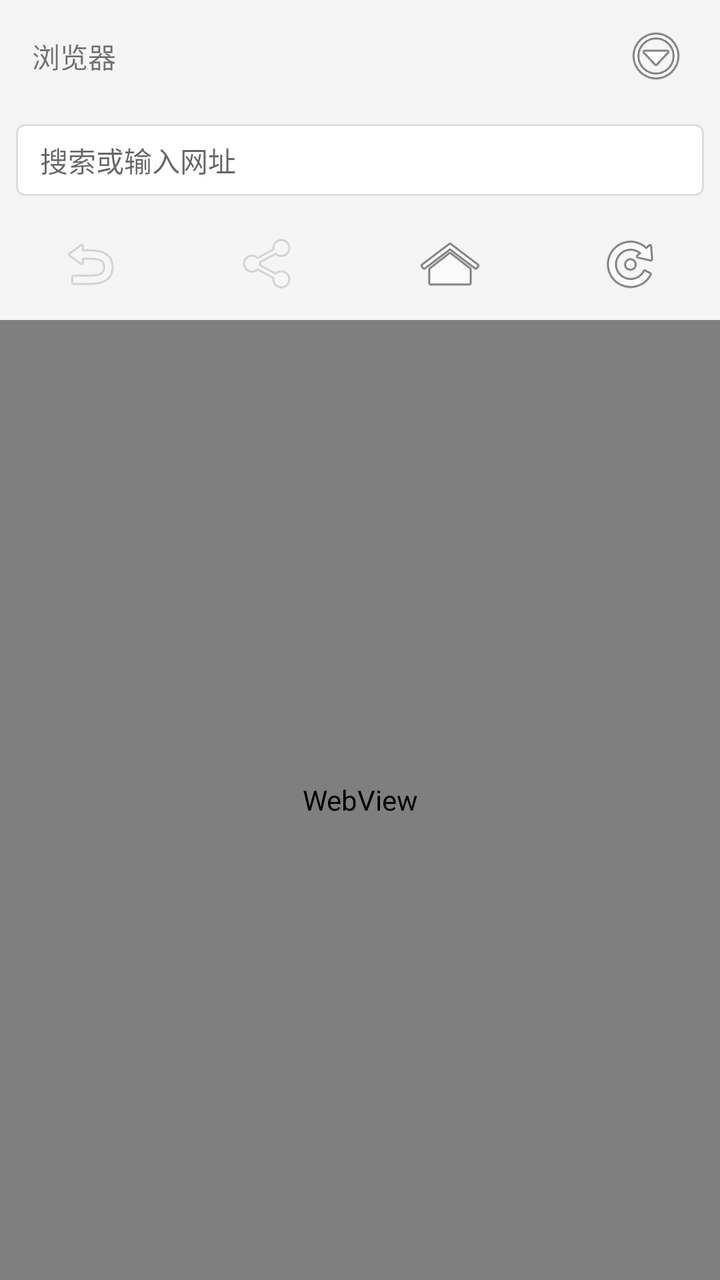
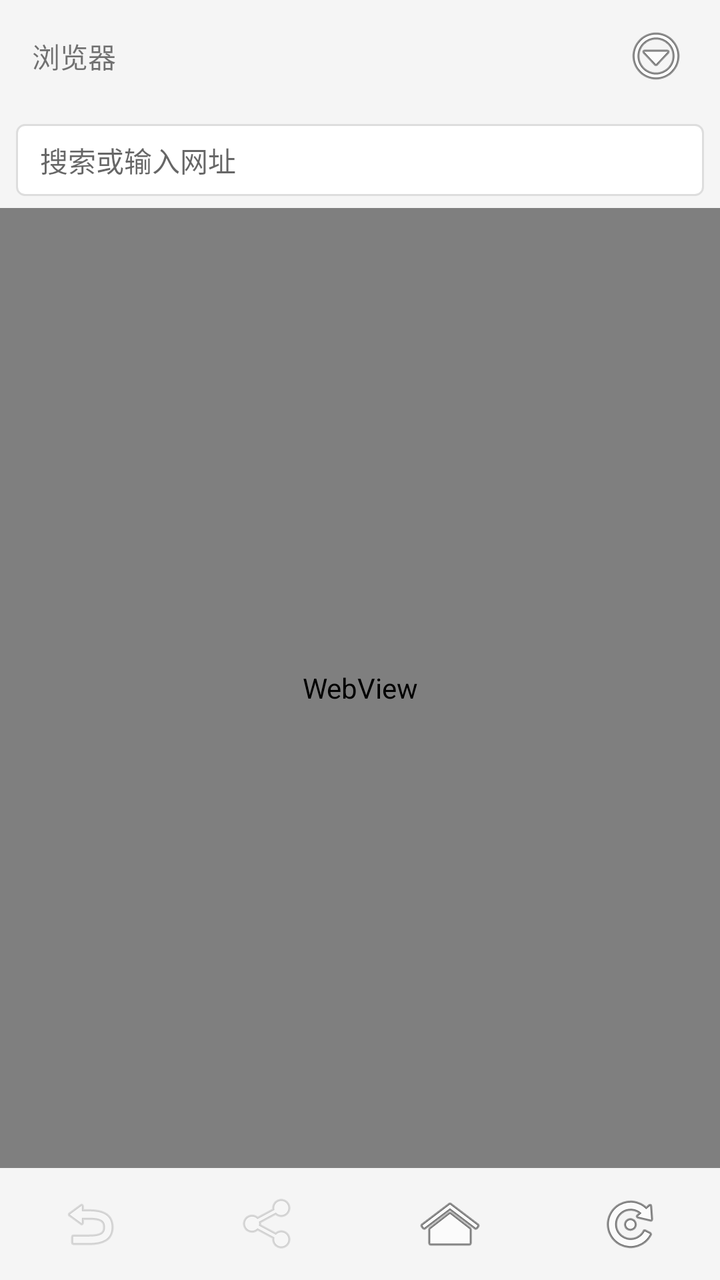

An Android layout rendered at two revisions. The XML below is the earlier revision; the diff shows what the commit changed to produce the second picture.
<!-- AndroidManifest.xml: application theme Theme.SecretCalc -->
<!-- res/layout/activity_browser.xml -->
<?xml version="1.0" encoding="utf-8"?>
<LinearLayout xmlns:android="http://schemas.android.com/apk/res/android"
    android:layout_width="match_parent"
    android:layout_height="match_parent"
    android:orientation="vertical"
    android:background="#FFFFFF">

    
    <LinearLayout
        android:layout_width="match_parent"
        android:layout_height="56dp"
        android:orientation="horizontal"
        android:gravity="center_vertical"
        android:paddingHorizontal="8dp"
        android:background="#F5F5F5">

        <TextView
            android:id="@+id/tvTitle"
            android:layout_width="0dp"
            android:layout_height="wrap_content"
            android:layout_weight="1"
            android:text="浏览器"
            android:textSize="14sp"
            android:singleLine="true"
            android:ellipsize="end"
            android:paddingHorizontal="8dp"/>

        <ImageButton
            android:id="@+id/btnMenu"
            android:layout_width="48dp"
            android:layout_height="48dp"
            android:src="@android:drawable/ic_menu_more"
            android:background="?attr/selectableItemBackgroundBorderless"
            android:contentDescription="菜单"/>

    </LinearLayout>

    
    <ProgressBar
        android:id="@+id/progressBar"
        style="@android:style/Widget.ProgressBar.Horizontal"
        android:layout_width="match_parent"
        android:layout_height="3dp"
        android:max="100"
        android:visibility="gone"/>

    
    <LinearLayout
        android:layout_width="match_parent"
        android:layout_height="48dp"
        android:orientation="horizontal"
        android:paddingHorizontal="8dp"
        android:gravity="center_vertical"
        android:background="#F5F5F5">

        <EditText
            android:id="@+id/etUrl"
            android:layout_width="0dp"
            android:layout_height="36dp"
            android:layout_weight="1"
            android:background="@drawable/url_input_bg"
            android:hint="搜索或输入网址"
            android:textSize="14sp"
            android:paddingHorizontal="12dp"
            android:singleLine="true"
            android:imeOptions="actionSearch"
            android:inputType="textUri"/>

    </LinearLayout>

    
    <LinearLayout
        android:layout_width="match_parent"
        android:layout_height="56dp"
        android:orientation="horizontal"
        android:gravity="center"
        android:background="#F5F5F5">

        <ImageButton
            android:id="@+id/btnBack"
            android:layout_width="0dp"
            android:layout_height="match_parent"
            android:layout_weight="1"
            android:src="@android:drawable/ic_menu_revert"
            android:background="?attr/selectableItemBackground"
            android:contentDescription="后退"
            android:alpha="0.3"/>

        <ImageButton
            android:id="@+id/btnForward"
            android:layout_width="0dp"
            android:layout_height="match_parent"
            android:layout_weight="1"
            android:src="@android:drawable/ic_menu_share"
            android:background="?attr/selectableItemBackground"
            android:contentDescription="前进"
            android:alpha="0.3"/>

        <ImageButton
            android:id="@+id/btnHome"
            android:layout_width="0dp"
            android:layout_height="match_parent"
            android:layout_weight="1"
            android:src="@android:drawable/ic_menu_home"
            android:background="?attr/selectableItemBackground"
            android:contentDescription="主页"/>

        <ImageButton
            android:id="@+id/btnRefresh"
            android:layout_width="0dp"
            android:layout_height="match_parent"
            android:layout_weight="1"
            android:src="@android:drawable/ic_menu_rotate"
            android:background="?attr/selectableItemBackground"
            android:contentDescription="刷新"/>

        <ImageButton
            android:id="@+id/btnStop"
            android:layout_width="0dp"
            android:layout_height="match_parent"
            android:layout_weight="1"
            android:src="@android:drawable/ic_menu_close_clear_cancel"
            android:background="?attr/selectableItemBackground"
            android:contentDescription="停止"
            android:visibility="gone"/>

    </LinearLayout>

    
    <WebView
        android:id="@+id/webView"
        android:layout_width="match_parent"
        android:layout_height="0dp"
        android:layout_weight="1"/>

</LinearLayout>
<!-- resources referenced by this layout -->
<resources>
  <!-- drawable url_input_bg (drawable) -->
  <?xml version="1.0" encoding="utf-8"?>
  <shape xmlns:android="http://schemas.android.com/apk/res/android"
      android:shape="rectangle">
      <solid android:color="#FFFFFF"/>
      <corners android:radius="4dp"/>
      <stroke android:width="1dp" android:color="#DDDDDD"/>
  </shape>
  <style name="Theme.SecretCalc" parent="Theme.AppCompat.Light.NoActionBar">
          <item name="colorPrimary">#1C1C1E</item>
          <item name="colorPrimaryDark">#000000</item>
          <item name="colorAccent">#FF9500</item>
      </style>
</resources>

<!-- the commit's change to res/layout/activity_browser.xml (unified diff, before → after) -->
@@ -69,6 +69,47 @@
     </LinearLayout>
 
     
+    <ScrollView
+        android:id="@+id/homeView"
+        android:layout_width="match_parent"
+        android:layout_height="0dp"
+        android:layout_weight="1"
+        android:visibility="gone">
+
+        <LinearLayout
+            android:layout_width="match_parent"
+            android:layout_height="wrap_content"
+            android:orientation="vertical"
+            android:padding="16dp">
+
+            <TextView
+                android:layout_width="wrap_content"
+                android:layout_height="wrap_content"
+                android:text="快捷访问"
+                android:textSize="16sp"
+                android:textStyle="bold"
+                android:layout_marginBottom="12dp"/>
+
+            <GridLayout
+                android:id="@+id/bookmarkGrid"
+                android:layout_width="match_parent"
+                android:layout_height="wrap_content"
+                android:columnCount="3"
+                android:rowCount="10"
+                android:useDefaultMargins="true"/>
+
+        </LinearLayout>
+
+    </ScrollView>
+
+    
+    <WebView
+        android:id="@+id/webView"
+        android:layout_width="match_parent"
+        android:layout_height="0dp"
+        android:layout_weight="1"/>
+
+    
     <LinearLayout
         android:layout_width="match_parent"
         android:layout_height="56dp"
@@ -126,11 +167,4 @@
 
     </LinearLayout>
 
-    
-    <WebView
-        android:id="@+id/webView"
-        android:layout_width="match_parent"
-        android:layout_height="0dp"
-        android:layout_weight="1"/>
-
 </LinearLayout>
